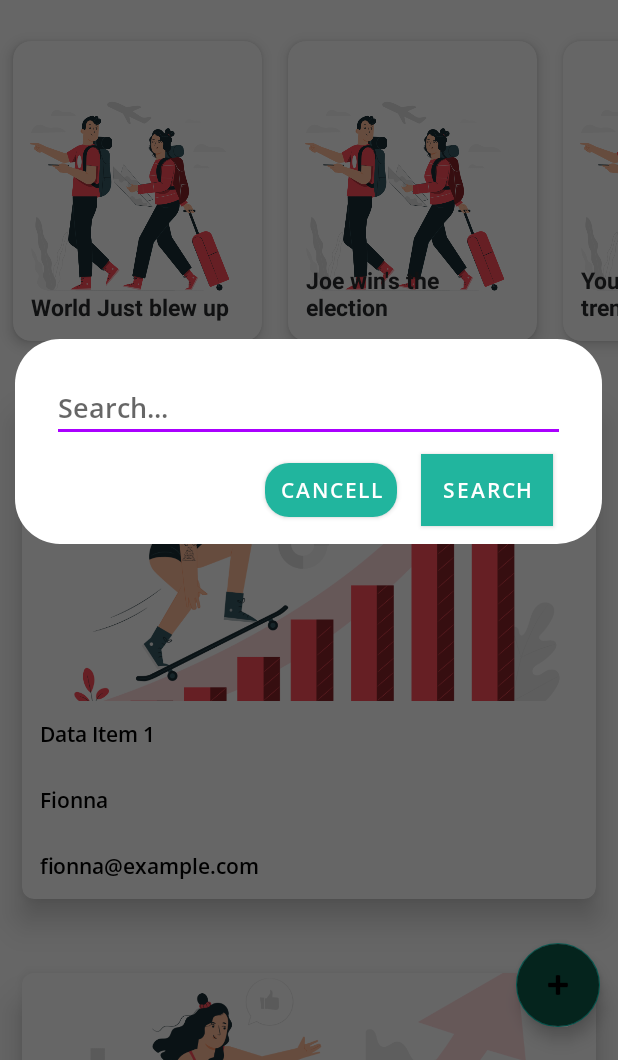
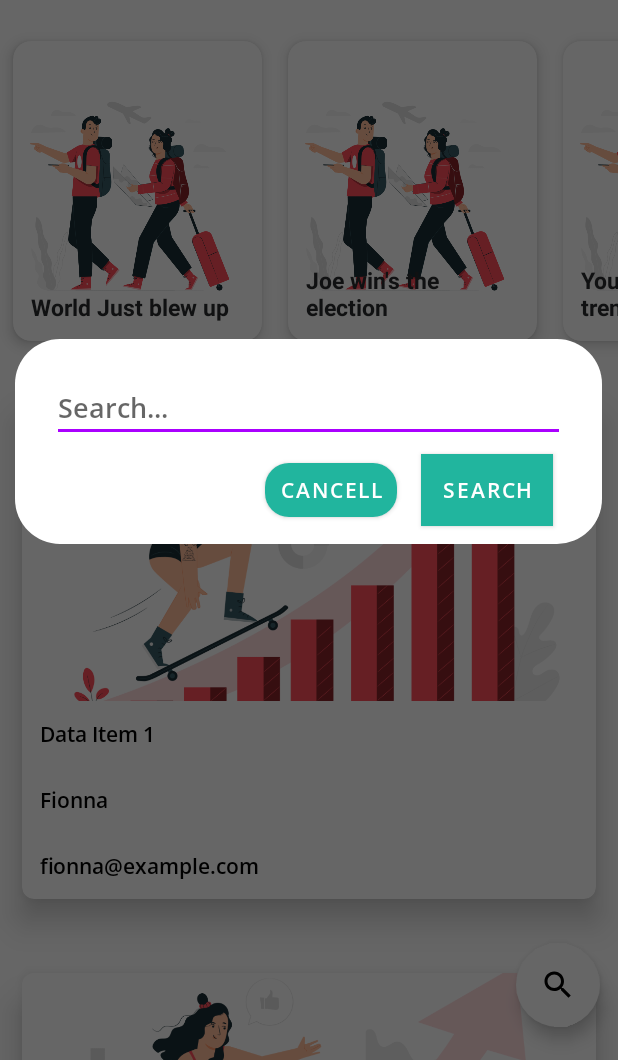
Before and after one commit to strikeWspark/Medify, an Android app: the screen it shows after launch (MainActivity), after a tap on an icon or button, on a phone screen of 412 x 824 dp, the part 176-1236 px from its top. Run offline under Robolectric (Android 15) with nearby library versions, the phone set to English and light mode, and no system bars.

Commit message:
First Commit

```diff
--- a/app/src/main/java/com/dryfire/medify/Activities/MainActivity.java
+++ b/app/src/main/java/com/dryfire/medify/Activities/MainActivity.java
@@ -1,37 +1,32 @@
 package com.dryfire.medify.Activities;
 
-import androidx.annotation.RequiresApi;
+
 import androidx.appcompat.app.AlertDialog;
 import androidx.appcompat.app.AppCompatActivity;
-import androidx.appcompat.widget.SearchView;
+
 import androidx.appcompat.widget.Toolbar;
 import androidx.viewpager.widget.ViewPager;
 
 
-import android.animation.Animator;
-import android.animation.AnimatorListenerAdapter;
+
 import android.graphics.Color;
 import android.graphics.drawable.ColorDrawable;
-import android.os.Build;
 import android.os.Bundle;
-import android.util.Log;
+import android.view.LayoutInflater;
 import android.view.Menu;
 import android.view.MenuItem;
 import android.view.View;
-import android.view.ViewAnimationUtils;
-import android.widget.AutoCompleteTextView;
-import android.widget.EditText;
-import android.widget.ImageView;
-import android.widget.TextView;
+
 
 import com.dryfire.medify.Adapter.ViewPagerAdapter;
 import com.dryfire.medify.Fragments.OrderNowFragment;
 import com.dryfire.medify.Fragments.WhatsNewFragment;
 import com.dryfire.medify.R;
+import com.google.android.material.bottomsheet.BottomSheetDialog;
 import com.google.android.material.floatingactionbutton.FloatingActionButton;
 import com.google.android.material.tabs.TabLayout;
 
-import java.lang.reflect.Field;
+
 
 public class MainActivity extends AppCompatActivity {
 
@@ -39,9 +34,10 @@ public class MainActivity extends AppCompatActivity {
     private TabLayout tabLayout;
     private ViewPager viewPager;
     private ViewPagerAdapter adapter;
-    private FloatingActionButton fab;
+    public FloatingActionButton fab;
     private AlertDialog.Builder searchBuilder;
     private AlertDialog searchDialog;
+    private boolean flag = false;
     Menu search_menu;
     MenuItem item_search;
 
@@ -68,6 +64,30 @@ public class MainActivity extends AppCompatActivity {
         viewPager.setAdapter(adapter);
         tabLayout.setupWithViewPager(viewPager);
 
+        viewPager.addOnPageChangeListener(new ViewPager.OnPageChangeListener() {
+            @Override
+            public void onPageScrolled(int position, float positionOffset, int positionOffsetPixels) {
+
+            }
+
+            @Override
+            public void onPageSelected(int position) {
+                    if(position == 1){
+                        flag = true;
+                        fab.setImageResource(R.drawable.chatting);
+                    }else{
+                        flag = false;
+                        fab.setImageResource(R.drawable.ic_search);
+                    }
+
+            }
+
+            @Override
+            public void onPageScrollStateChanged(int state) {
+
+            }
+        });
+
 
 
         tabLayout.getTabAt(0).setIcon(R.drawable.trend);
@@ -83,6 +103,10 @@ public class MainActivity extends AppCompatActivity {
                     search_toolbar.setVisibility(View.VISIBLE);
                 }
                 item_search.expandActionView(); */
+            if(flag){
+                categoryBottomSheet();
+
+            }else{
                 View dialog_view = getLayoutInflater().inflate(R.layout.search_dialog,null);
                 searchBuilder.setView(dialog_view);
                 searchDialog = searchBuilder.create();
@@ -90,9 +114,18 @@ public class MainActivity extends AppCompatActivity {
                 searchDialog.show();
 
             }
+
+            }
         });
 
 
+    }
+
+    private void categoryBottomSheet() {
+        BottomSheetDialog bottomSheetDialog = new BottomSheetDialog(this);
+        View v = LayoutInflater.from(this).inflate(R.layout.category_bottom_sheet,null);
+        bottomSheetDialog.setContentView(v);
+        bottomSheetDialog.show();
     }
 
   /*  private void setSearchtoolbar() {
--- a/app/src/main/java/com/dryfire/medify/Adapter/WhatsNewRecyclerViewAdapter.java
+++ b/app/src/main/java/com/dryfire/medify/Adapter/WhatsNewRecyclerViewAdapter.java
@@ -1,6 +1,7 @@
 package com.dryfire.medify.Adapter;
 
 import android.content.Context;
+import android.content.Intent;
 import android.view.LayoutInflater;
 import android.view.View;
 import android.view.ViewGroup;
@@ -11,6 +12,7 @@ import androidx.annotation.NonNull;
 import androidx.cardview.widget.CardView;
 import androidx.recyclerview.widget.RecyclerView;
 
+import com.dryfire.medify.Activities.FullDetailActivity;
 import com.dryfire.medify.R;
 import com.dryfire.medify.Model.WhatsNew;
 
@@ -30,7 +32,7 @@ public class WhatsNewRecyclerViewAdapter extends RecyclerView.Adapter<WhatsNewRe
     public MyViewHolder onCreateViewHolder(@NonNull ViewGroup parent, int viewType) {
         View v;
         v = LayoutInflater.from(context).inflate(R.layout.whats_new_card,parent,false);
-        return new MyViewHolder(v);
+        return new MyViewHolder(v,context);
     }
 
     @Override
@@ -46,17 +48,26 @@ public class WhatsNewRecyclerViewAdapter extends RecyclerView.Adapter<WhatsNewRe
         return whatsNewsList.size();
     }
 
-    public static class MyViewHolder extends RecyclerView.ViewHolder {
+    public  class MyViewHolder extends RecyclerView.ViewHolder {
         TextView tv_item,name,username;
         CardView container;
-        public MyViewHolder(@NonNull View itemView) {
+        public MyViewHolder(@NonNull View itemView,final Context ctx) {
             super(itemView);
+
+            context = ctx;
 
             container = (CardView) itemView.findViewById(R.id.whats_newcontainer);
             tv_item = (TextView) itemView.findViewById(R.id.item_data);
             name = itemView.findViewById(R.id.name);
             username = itemView.findViewById(R.id.username);
 
+            container.setOnClickListener(new View.OnClickListener() {
+                @Override
+                public void onClick(View v) {
+                        ctx.startActivity(new Intent(context, FullDetailActivity.class));
+                }
+            });
+
         }
     }
 }
--- a/app/src/main/java/com/dryfire/medify/Fragments/OrderNowFragment.java
+++ b/app/src/main/java/com/dryfire/medify/Fragments/OrderNowFragment.java
@@ -24,6 +24,7 @@ public class OrderNowFragment extends Fragment {
     OrderNowRecyclerViewAdapter adapter;
     List<OrderNow> orderNowList;
 
+
     public OrderNowFragment() {
     }
 
@@ -31,6 +32,7 @@ public class OrderNowFragment extends Fragment {
     @Override
     public View onCreateView(@NonNull LayoutInflater inflater, @Nullable ViewGroup container, @Nullable Bundle savedInstanceState) {
         v = inflater.inflate(R.layout.order_now_fragment,container,false);
+
         recyclerView = v.findViewById(R.id.ordernow_recyclerview);
         adapter = new OrderNowRecyclerViewAdapter(getContext(),orderNowList);
         recyclerView.setLayoutManager(new LinearLayoutManager(getContext()));
--- a/app/src/main/res/drawable/ic_search.xml
+++ b/app/src/main/res/drawable/ic_search.xml
@@ -1,5 +1,5 @@
-<vector android:height="45dp" android:tint="?attr/colorControlNormal"
+<vector android:height="24dp" android:tint="#FFFFFF"
     android:viewportHeight="24" android:viewportWidth="24"
-    android:width="45dp" xmlns:android="http://schemas.android.com/apk/res/android">
+    android:width="24dp" xmlns:android="http://schemas.android.com/apk/res/android">
     <path android:fillColor="@android:color/white" android:pathData="M15.5,14h-0.79l-0.28,-0.27C15.41,12.59 16,11.11 16,9.5 16,5.91 13.09,3 9.5,3S3,5.91 3,9.5 5.91,16 9.5,16c1.61,0 3.09,-0.59 4.23,-1.57l0.27,0.28v0.79l5,4.99L20.49,19l-4.99,-5zM9.5,14C7.01,14 5,11.99 5,9.5S7.01,5 9.5,5 14,7.01 14,9.5 11.99,14 9.5,14z"/>
 </vector>
--- a/app/src/main/res/layout/activity_main.xml
+++ b/app/src/main/res/layout/activity_main.xml
@@ -7,8 +7,10 @@
     android:orientation="vertical"
     tools:context=".Activities.MainActivity">
 
-    <include layout="@layout/search_toolbar"
+
+    <include layout="@layout/navigation_drawer"
         android:visibility="gone"/>
+
 
     <com.google.android.material.tabs.TabLayout
         android:id="@+id/naviagtion_table"
@@ -16,7 +18,6 @@
         android:layout_height="wrap_content"
         app:tabMode="fixed"
         app:tabGravity="fill"
-
         app:tabTextColor="@color/tab_text_color"
         app:tabIndicatorColor="@color/colorPrimary"/>
 
@@ -31,19 +32,26 @@
                 android:layout_height="match_parent"
                 android:id="@+id/viewpager"/>
 
+
+
+
+
         <com.google.android.material.floatingactionbutton.FloatingActionButton
             android:layout_width="wrap_content"
             android:layout_height="wrap_content"
             android:layout_gravity="end|bottom"
             android:id="@+id/search_fab"
-            android:src="@android:drawable/ic_input_add"
-            android:backgroundTint="@color/colorPrimaryDark"
+            android:src="@drawable/ic_search"
+            app:borderWidth="0dp"
+            android:backgroundTint="@color/cardview_light_background"
             android:layout_marginBottom="@dimen/fab_margin"
             android:layout_marginEnd="12dp"
             android:padding="@dimen/padding"
             />
+
         </FrameLayout>
 
 
 
+
 </LinearLayout>
--- a/app/src/main/res/layout/ordernow_card.xml
+++ b/app/src/main/res/layout/ordernow_card.xml
@@ -15,6 +15,7 @@
             android:layout_width="130dp"
             android:layout_height="130dp"
             android:id="@+id/restaurant_image"
+            android:src="@drawable/breaking_news"
             android:layout_margin="@dimen/margin"
             android:padding="@dimen/padding"/>
 
--- a/app/src/main/res/layout/whats_new_layout.xml
+++ b/app/src/main/res/layout/whats_new_layout.xml
@@ -12,18 +12,14 @@
         android:textSize="22sp"
         android:textStyle="bold"
         android:textColor="@color/tab_text_color"/>
-    <androidx.core.widget.NestedScrollView
-        android:layout_width="match_parent"
-        android:layout_height="wrap_content">
+
 
 
         <androidx.recyclerview.widget.RecyclerView
                 android:layout_width="match_parent"
-                android:layout_height="match_parent"
+                android:layout_height="wrap_content"
                 android:nestedScrollingEnabled="false"
                 android:id="@+id/trending_on_social_media"/>
-
-    </androidx.core.widget.NestedScrollView>
 
     <androidx.recyclerview.widget.RecyclerView
         android:layout_width="match_parent"
@@ -31,4 +27,9 @@
         android:id="@+id/whatsnew_recyclerview"/>
 
 
+
+
+
+
+
 </LinearLayout>
```
Also changed, not shown: app/src/main/AndroidManifest.xml (+7 -4 lines). Lines whose indentation alone changed are shown as unchanged.
